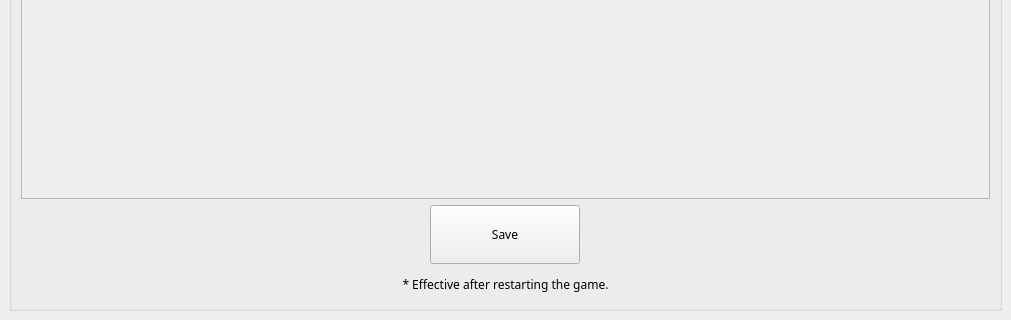
Qt form gui/qtui/ui_config.ui (chinosk6/Trainers-Legend-G-External-Plugin) before a commit; both pictures show x 0 to 1011 and y 428 to 748 of the 1011 by 748 pixel window.
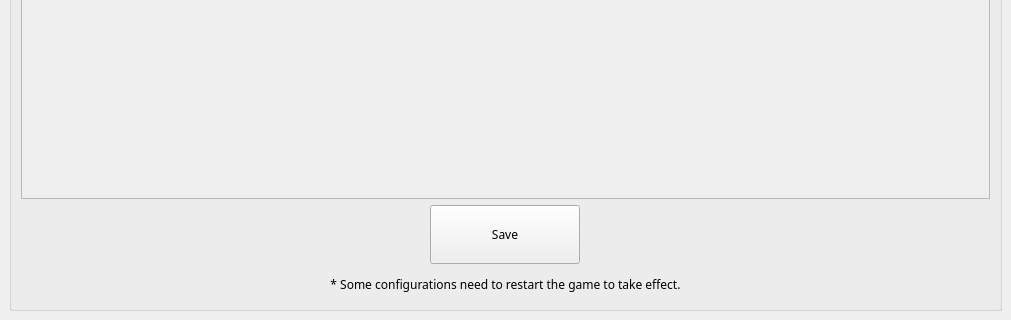
The same form after that commit.

The edit to the form file:
```diff
--- a/gui/qtui/ui_config.ui
+++ b/gui/qtui/ui_config.ui
@@ -66,7 +66,7 @@
        <item>
         <widget class="QLabel" name="label">
          <property name="text">
-          <string>* Effective after restarting the game.</string>
+          <string>* Some configurations need to restart the game to take effect.</string>
          </property>
          <property name="alignment">
           <set>Qt::AlignCenter</set>
```
